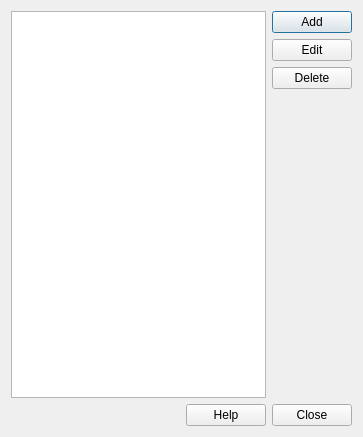
This is src/sas/qtgui/Utilities/UI/PluginManagerUI.ui in jaredraynes/sasview as Qt 5 draws it before an edit. The edited form follows.
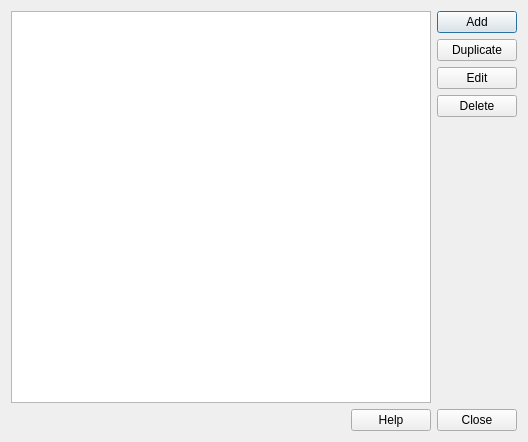
This is the edited form.

Commit message: Added "duplicate" for custom models

```diff
--- a/src/sas/qtgui/Utilities/UI/PluginManagerUI.ui
+++ b/src/sas/qtgui/Utilities/UI/PluginManagerUI.ui
@@ -6,8 +6,8 @@
    <rect>
     <x>0</x>
     <y>0</y>
-    <width>363</width>
-    <height>437</height>
+    <width>528</width>
+    <height>442</height>
    </rect>
   </property>
   <property name="windowTitle">
@@ -39,6 +39,13 @@
        </property>
       </widget>
      </item>
+     <item>
+      <widget class="QPushButton" name="cmdDuplicate">
+       <property name="text">
+        <string>Duplicate</string>
+       </property>
+      </widget>
+     </item>
      <item>
       <widget class="QPushButton" name="cmdEdit">
        <property name="text">
```
The commit also changes 4 other files.
